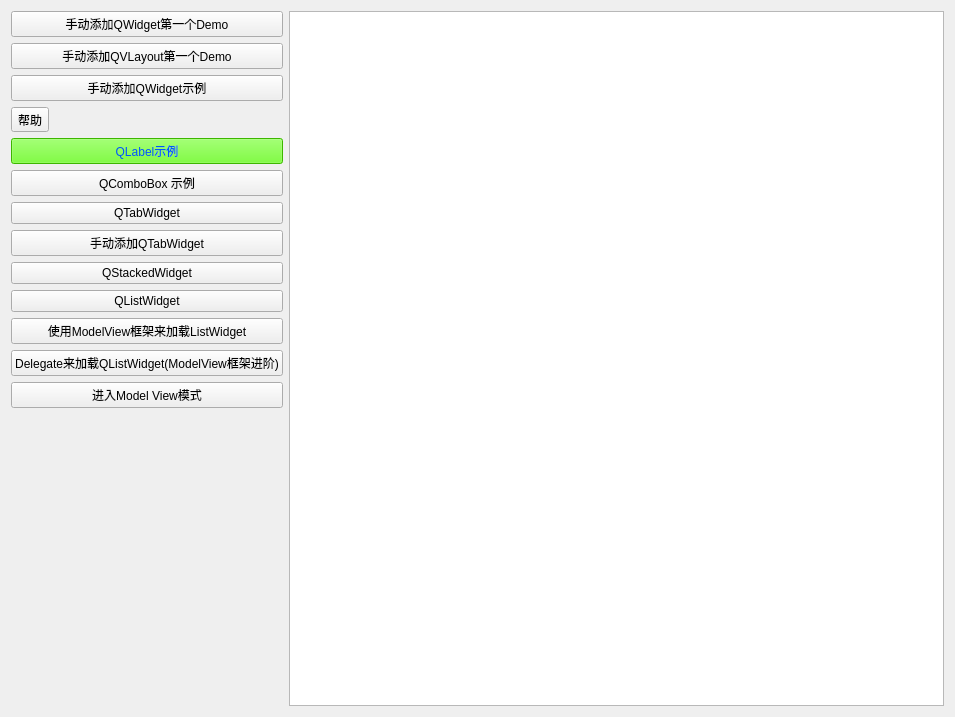
IvingShe/QtProjects, file MyApplication/MyApplication/QtMainWidget.ui: the form before one commit.
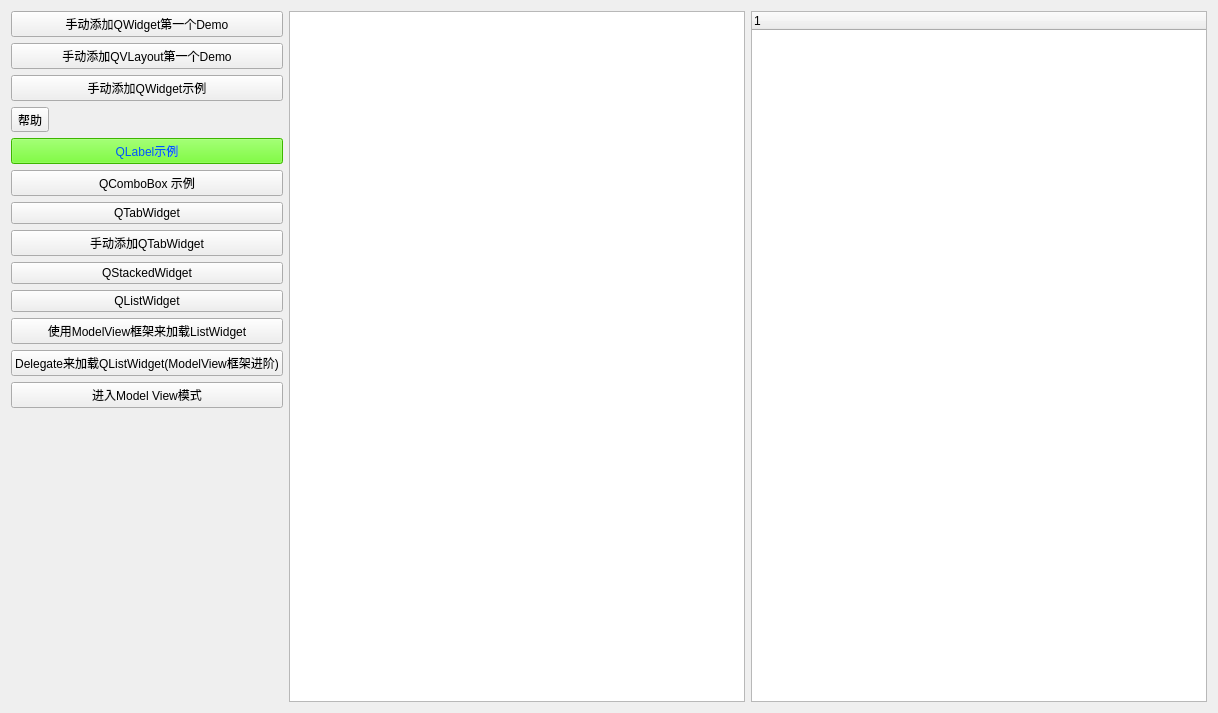
The form after the commit. Icons and pictures are not drawn.

```diff
--- a/MyApplication/MyApplication/QtMainWidget.ui
+++ b/MyApplication/MyApplication/QtMainWidget.ui
@@ -6,8 +6,8 @@
    <rect>
     <x>0</x>
     <y>0</y>
-    <width>955</width>
-    <height>717</height>
+    <width>1218</width>
+    <height>713</height>
    </rect>
   </property>
   <property name="windowTitle">
@@ -146,6 +146,15 @@
    <item>
     <widget class="QListWidget" name="listWidget"/>
    </item>
+   <item>
+    <widget class="QTreeWidget" name="treeWidget">
+     <column>
+      <property name="text">
+       <string notr="true">1</string>
+      </property>
+     </column>
+    </widget>
+   </item>
   </layout>
  </widget>
  <layoutdefault spacing="6" margin="11"/>
```
